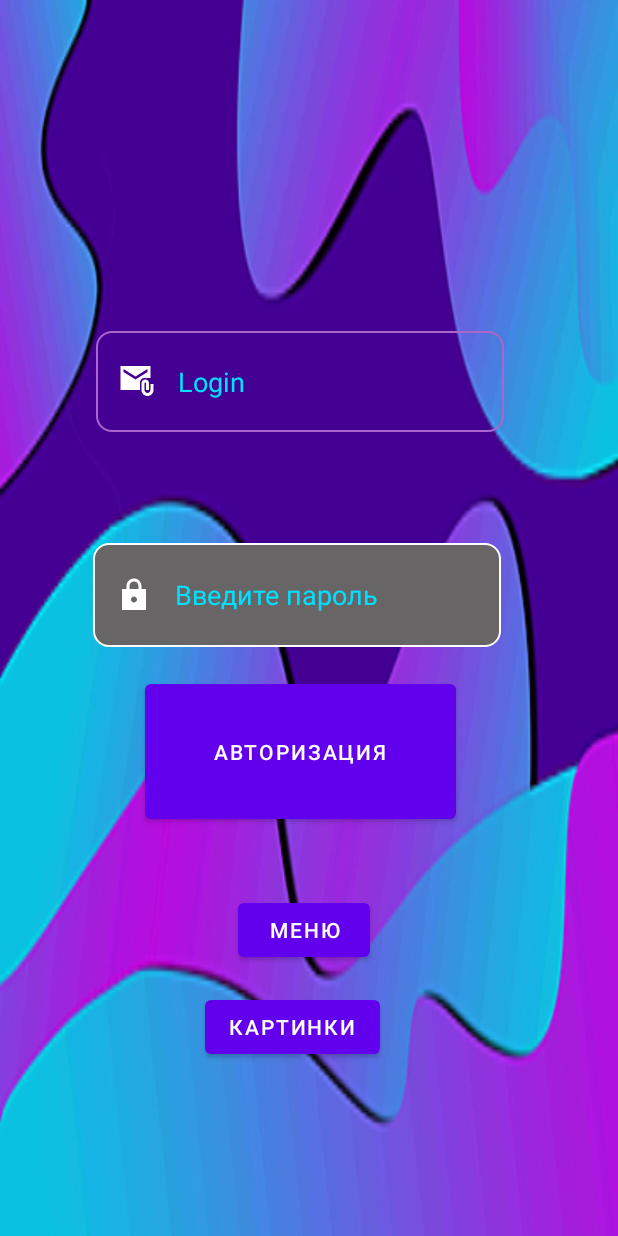
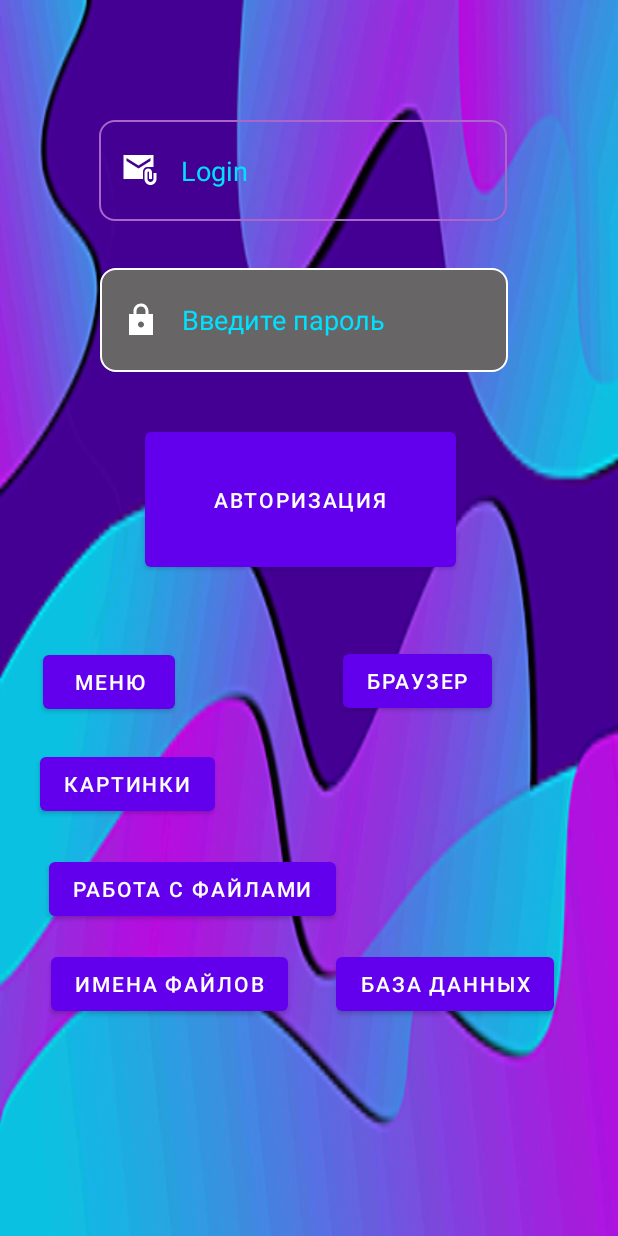
Before and after one commit to CoolPotatoStas/PMU_Android_labs, an Android app: the screen it shows after launch (MainActivity), on a phone screen of 412 x 824 dp. Run offline under Robolectric (Android 15) with nearby library versions, the phone set to English and light mode, and no system bars.

Commit message:
lab6 + piece of lab7

```diff
--- /dev/null
+++ b/app/src/main/res/drawable/dbbutt.xml
@@ -0,0 +1,5 @@
+<vector android:height="24dp" android:tint="#00FFEA"
+    android:viewportHeight="24" android:viewportWidth="24"
+    android:width="24dp" xmlns:android="http://schemas.android.com/apk/res/android">
+    <path android:fillColor="@android:color/white" android:pathData="M14.5,12c0,1.38 -1.12,2.5 -2.5,2.5c-1.38,0 -2.5,-1.12 -2.5,-2.5s1.12,-2.5 2.5,-2.5C13.38,9.5 14.5,10.62 14.5,12zM22,12c0,5.52 -4.48,10 -10,10C6.48,22 2,17.52 2,12S6.48,2 12,2C17.52,2 22,6.48 22,12zM20,12h-4c0,-2.21 -1.79,-4 -4,-4c-2.21,0 -4,1.79 -4,4H4c0,4.41 3.59,8 8,8C16.41,20 20,16.41 20,12z"/>
+</vector>
--- /dev/null
+++ b/app/src/main/res/drawable/transitions.xml
@@ -0,0 +1,5 @@
+<?xml version="1.0" encoding="utf-8"?>
+<transition xmlns:android="http://schemas.android.com/apk/res/android">
+    <item android:drawable="@drawable/serpinsky_triangle"></item>
+    <item android:drawable="@drawable/snowflake"></item>
+</transition>
--- a/app/src/main/res/layout/activity_main.xml
+++ b/app/src/main/res/layout/activity_main.xml
@@ -14,7 +14,7 @@
         android:layout_width="207dp"
         android:layout_height="102dp"
         android:layout_x="97dp"
-        android:layout_y="450dp"
+        android:layout_y="282dp"
         android:onClick="on_click"
         android:text="Авторизация" />
 
@@ -22,8 +22,8 @@
         android:id="@+id/editTextPersonName"
         android:layout_width="272dp"
         android:layout_height="67dp"
-        android:layout_x="64dp"
-        android:layout_y="221dp"
+        android:layout_x="66dp"
+        android:layout_y="80dp"
         android:background="@drawable/custom_input"
         android:drawableStart="@drawable/sharp_attach"
         android:drawablePadding="15dp"
@@ -39,8 +39,8 @@
         android:id="@+id/editPersonPassword"
         android:layout_width="272dp"
         android:layout_height="69dp"
-        android:layout_x="62dp"
-        android:layout_y="362dp"
+        android:layout_x="67dp"
+        android:layout_y="179dp"
         android:background="@drawable/custom_input"
         android:drawableStart="@drawable/sharp_lock"
         android:drawablePadding="15dp"
@@ -49,7 +49,6 @@
         android:inputType="textPassword"
         android:paddingStart="15dp"
         android:paddingEnd="15dp"
-
         android:textColor="#C6016D"
         android:textColorHint="#00E1FF" />
 
@@ -57,8 +56,8 @@
         android:id="@+id/button"
         android:layout_width="wrap_content"
         android:layout_height="wrap_content"
-        android:layout_x="159dp"
-        android:layout_y="596dp"
+        android:layout_x="29dp"
+        android:layout_y="431dp"
         android:onClick="menu_click"
         android:text="Меню" />
 
@@ -66,8 +65,45 @@
         android:id="@+id/button2"
         android:layout_width="wrap_content"
         android:layout_height="wrap_content"
-        android:layout_x="137dp"
-        android:layout_y="661dp"
+        android:layout_x="27dp"
+        android:layout_y="499dp"
         android:onClick="transitions_click"
         android:text="Картинки" />
+
+    <Button
+        android:id="@+id/button3"
+        android:layout_width="wrap_content"
+        android:layout_height="wrap_content"
+        android:layout_x="33dp"
+        android:layout_y="569dp"
+        android:onClick="workWithFilesClick"
+        android:text="Работа с файлами" />
+
+    <Button
+        android:id="@+id/button4"
+        android:layout_width="wrap_content"
+        android:layout_height="wrap_content"
+        android:layout_x="34dp"
+        android:layout_y="632dp"
+        android:onClick="workWithFilename"
+        android:text="Имена файлов" />
+
+    <Button
+        android:id="@+id/button5"
+        android:layout_width="wrap_content"
+        android:layout_height="wrap_content"
+        android:layout_x="224dp"
+        android:layout_y="632dp"
+        android:onClick="workWithDatabase"
+        android:text="База Данных" />
+
+    <Button
+        android:id="@+id/button7"
+        android:layout_width="wrap_content"
+        android:layout_height="wrap_content"
+        android:layout_x="229dp"
+        android:layout_y="430dp"
+
+        android:text="Браузер" />
+
 </AbsoluteLayout>
```
Also changed, not shown: app/src/main/AndroidManifest.xml (+20 -5 lines), app/src/main/java/com/example/pmu_lab3/DatabaseActivity.kt (added, +49 -0 lines), app/src/main/java/com/example/pmu_lab3/FilenameEditorActivity.kt (added, +36 -0 lines), app/src/main/java/com/example/pmu_lab3/FilesActivity.kt (added, +61 -0 lines), app/src/main/java/com/example/pmu_lab3/MainActivity.kt (+20 -1 lines), app/src/main/java/com/example/pmu_lab3/MyDatabase.kt (added, +31 -0 lines), app/src/main/java/com/example/pmu_lab3/WebBrowseActivity.kt (added, +19 -0 lines), app/src/main/res/drawable/rect.xml (added, +11 -0 lines), app/src/main/res/drawable/shape.xml (added, +10 -0 lines), app/src/main/res/layout/activity_database.xml (added, +18 -0 lines), app/src/main/res/layout/activity_filename_editor.xml (added, +41 -0 lines), app/src/main/res/layout/activity_files.xml (added, +53 -0 lines), app/src/main/res/layout/activity_transition.xml (added, +33 -0 lines), app/src/main/res/layout/activity_web_browse.xml (added, +9 -0 lines), 2 more files.
